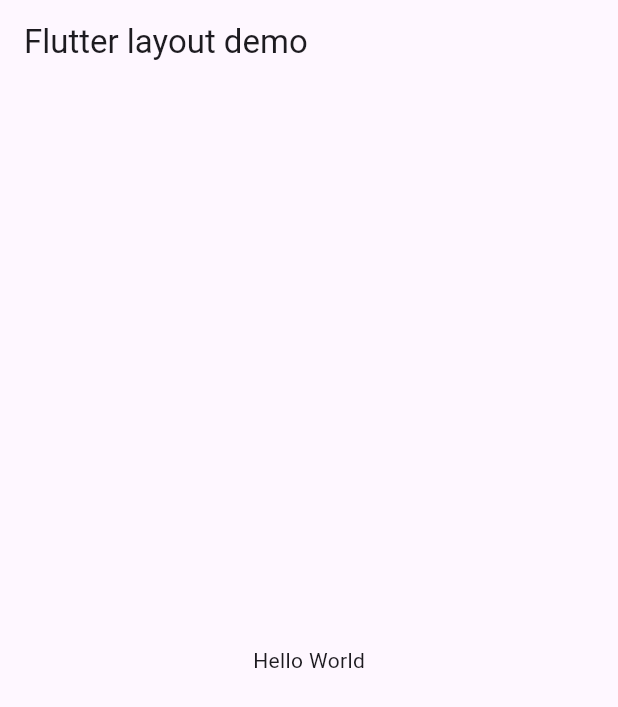
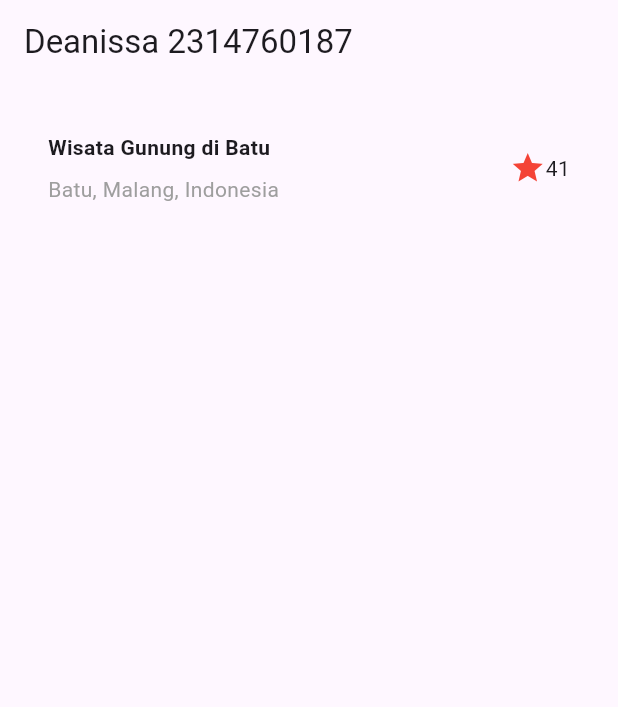
Before and after one commit to deanissa/layout_flutter, a Flutter app: the screen it shows after launch, on a phone screen of 412 x 824 dp. Shown: the top 707 px of the screen. Run offline on Flutter 3.47's test engine with Material 3 defaults, Android fonts, the phone set to English and light mode, and no system bars.

Commit message:
praktikum 01 membangun layout

```diff
--- a/lib/main.dart
+++ b/lib/main.dart
@@ -7,14 +7,59 @@ class MyApp extends StatelessWidget {
 
   @override
   Widget build(BuildContext context) {
+    // Bagian title section (judul + lokasi + rating)
+    Widget titleSection = Container(
+      padding: const EdgeInsets.all(32),
+      child: Row(
+        children: [
+          Expanded(
+            // soal 1 → kolom rata kiri
+            child: Column(
+              crossAxisAlignment: CrossAxisAlignment.start,
+              children: [
+                // soal 2 → judul dengan padding bawah
+                Container(
+                  padding: const EdgeInsets.only(bottom: 8),
+                  child: const Text(
+                    'Wisata Gunung di Batu',
+                    style: TextStyle(
+                      fontWeight: FontWeight.bold,
+                    ),
+                  ),
+                ),
+                Text(
+                  'Batu, Malang, Indonesia',
+                  style: TextStyle(
+                    color: Colors.grey[500],
+                  ),
+                ),
+              ],
+            ),
+          ),
+          // soal 3 → ikon dan jumlah rating
+          const Icon(
+            Icons.star,
+            color: Colors.red,
+          ),
+          const Text('41'),
+        ],
+      ),
+    );
+
     return MaterialApp(
-      title: 'Flutter layout: Nama dan NIM Anda',
+      title: 'Flutter layout: NIM Anda',
       home: Scaffold(
         appBar: AppBar(
-          title: const Text('Flutter layout demo'),
+          title: const Text('Deanissa 2314760187'),
         ),
-        body: const Center(
-          child: Text('Hello World'),
+        body: Column(
+          children: [
+            titleSection,
+            const SizedBox(height: 20),
+            const Center(
+              //child: Text('Hello World'),
+            ),
+          ],
         ),
       ),
     );
```
Also changed, not shown: images/01.png (added), 1 other file.
